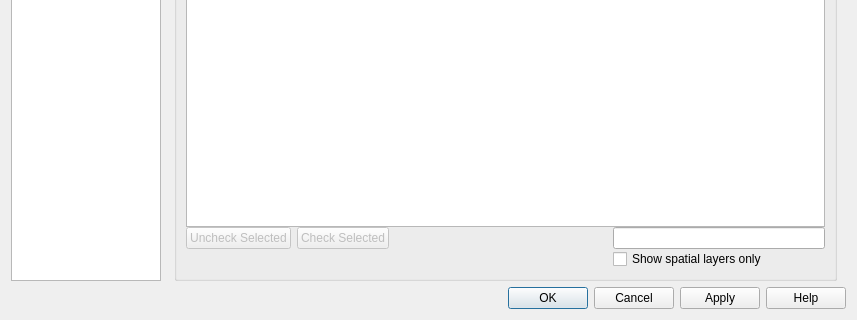
The window that src/ui/qgsprojectpropertiesbase.ui (qgis/QGIS) describes before a commit, drawn with Qt 5; both pictures show x 0 to 857 and y 510 to 830 of the 857 by 830 pixel window.
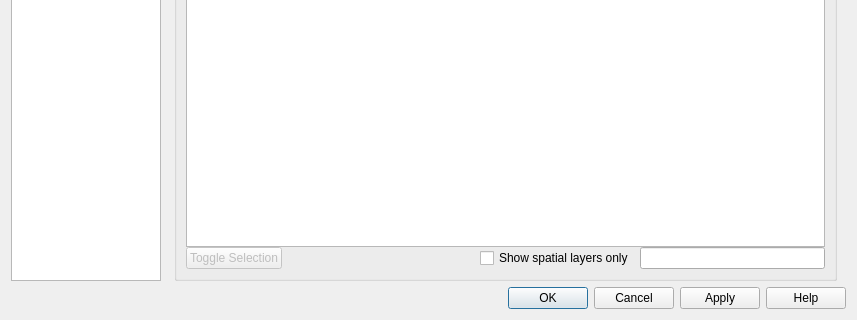
The same window after the commit. Icons and pictures are not drawn. Custom widgets are drawn as their Qt base class.

Commit message: use toggle selection button instead of check/uncheck2

```diff
--- a/src/ui/qgsprojectpropertiesbase.ui
+++ b/src/ui/qgsprojectpropertiesbase.ui
@@ -1414,46 +1414,36 @@
                   <property name="verticalSpacing">
                    <number>0</number>
                   </property>
-                  <item row="1" column="0" colspan="4">
-                   <widget class="QTreeView" name="mLayerCapabilitiesTree"/>
-                  </item>
-                  <item row="3" column="1">
-                   <widget class="QPushButton" name="mLayerCapabilitiesCheckButton">
-                    <property name="enabled">
-                     <bool>false</bool>
-                    </property>
-                    <property name="text">
-                     <string>Check Selected</string>
-                    </property>
-                   </widget>
-                  </item>
-                  <item row="3" column="0">
-                   <widget class="QPushButton" name="mLayerCapabilitiesUncheckButton">
-                    <property name="enabled">
-                     <bool>false</bool>
-                    </property>
-                    <property name="text">
-                     <string>Uncheck Selected</string>
-                    </property>
-                   </widget>
-                  </item>
-                  <item row="3" column="2">
-                   <spacer name="horizontalSpacer_5">
-                    <property name="orientation">
-                     <enum>Qt::Horizontal</enum>
-                    </property>
-                    <property name="sizeHint" stdset="0">
-                     <size>
-                      <width>40</width>
-                      <height>20</height>
-                     </size>
-                    </property>
-                   </spacer>
-                  </item>
                   <item row="3" column="3">
                    <widget class="QgsFilterLineEdit" name="mLayerCapabilitiesTreeFilterLineEdit"/>
                   </item>
-                  <item row="4" column="3">
+                  <item row="3" column="1">
+                   <spacer name="horizontalSpacer_5">
+                    <property name="orientation">
+                     <enum>Qt::Horizontal</enum>
+                    </property>
+                    <property name="sizeHint" stdset="0">
+                     <size>
+                      <width>40</width>
+                      <height>20</height>
+                     </size>
+                    </property>
+                   </spacer>
+                  </item>
+                  <item row="3" column="0">
+                   <widget class="QPushButton" name="mLayerCapabilitiesToggleSelectionButton">
+                    <property name="enabled">
+                     <bool>false</bool>
+                    </property>
+                    <property name="text">
+                     <string>Toggle Selection</string>
+                    </property>
+                   </widget>
+                  </item>
+                  <item row="1" column="0" colspan="4">
+                   <widget class="QTreeView" name="mLayerCapabilitiesTree"/>
+                  </item>
+                  <item row="3" column="2">
                    <widget class="QCheckBox" name="mShowSpatialLayersCheckBox">
                     <property name="layoutDirection">
                      <enum>Qt::LeftToRight</enum>
```
Left out of the diff: 16 changed lines with no effect on the pictures. The commit also changes 3 other files.
